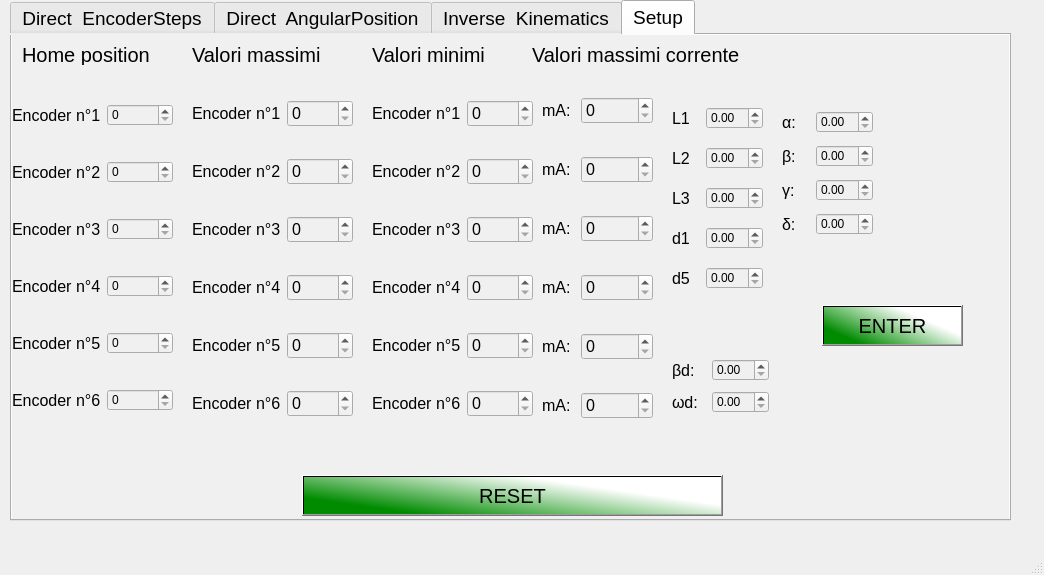
Alfystar/Scorbot-CA, file pyUi/ScorbotUI/pyqtLib/qtfiles/UiClass.ui: the form before one commit.
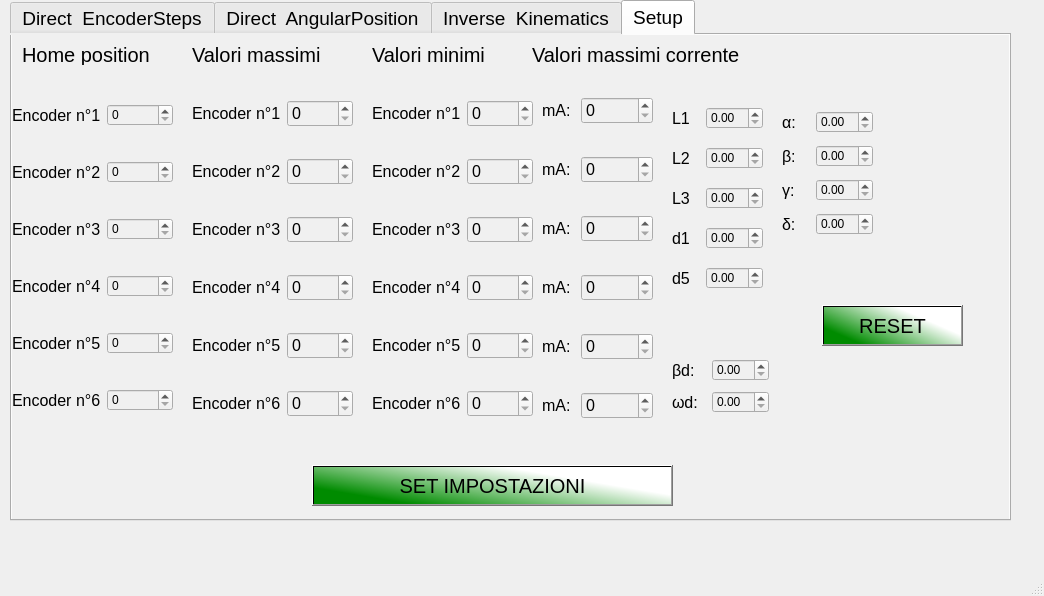
The form after the commit. The open tabs and pages were chosen to show the change. Icons and pictures are not drawn.

What changed in the file:
```diff
--- a/pyUi/ScorbotUI/pyqtLib/qtfiles/UiClass.ui
+++ b/pyUi/ScorbotUI/pyqtLib/qtfiles/UiClass.ui
@@ -10,7 +10,7 @@
     <x>0</x>
     <y>0</y>
     <width>1044</width>
-    <height>575</height>
+    <height>596</height>
    </rect>
   </property>
   <property name="windowTitle">
@@ -2472,9 +2472,9 @@
      <widget class="QPushButton" name="Home">
       <property name="geometry">
        <rect>
-        <x>810</x>
-        <y>270</y>
-        <width>141</width>
+        <x>300</x>
+        <y>430</y>
+        <width>361</width>
         <height>41</height>
        </rect>
       </property>
@@ -2487,7 +2487,7 @@
        <string notr="true">background-color: qlineargradient(spread:pad, x1:0.0246305, y1:0.602273, x2:1, y2:0, stop:0 rgba(0, 139, 0, 255), stop:0.655172 rgba(255, 255, 255, 255));</string>
       </property>
       <property name="text">
-       <string>ENTER</string>
+       <string>SET IMPOSTAZIONI</string>
       </property>
      </widget>
      <widget class="QLabel" name="Passi_encoder_scritta_2">
@@ -3508,9 +3508,9 @@
      <widget class="QPushButton" name="reset">
       <property name="geometry">
        <rect>
-        <x>290</x>
-        <y>440</y>
-        <width>421</width>
+        <x>810</x>
+        <y>270</y>
+        <width>141</width>
         <height>41</height>
        </rect>
       </property>
```
Left out of the diff: 32 changed lines with no effect on the pictures.
